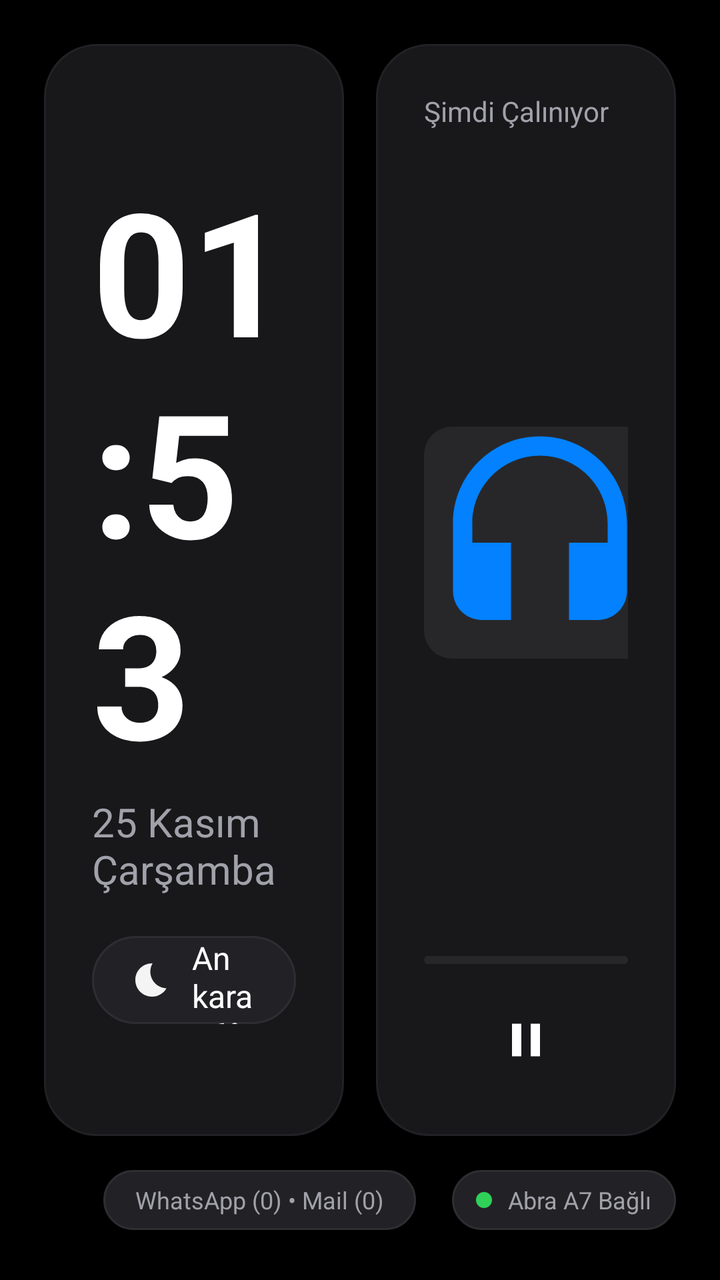
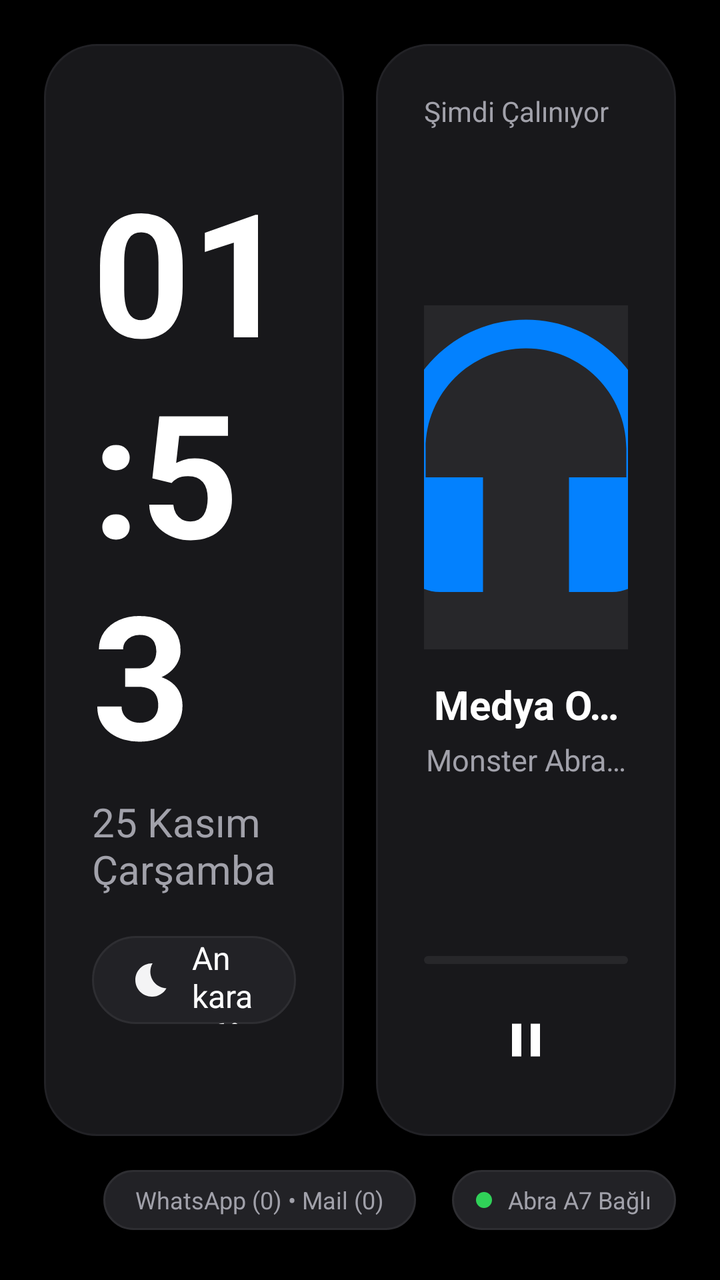

Compare the two renders of this Android layout. The source of the first and the diff that turns it into the second are given below.
<!-- AndroidManifest.xml: application theme Theme.DockPad.OneUI7 -->
<!-- res/layout/screen_standby.xml -->
<?xml version="1.0" encoding="utf-8"?>
<LinearLayout xmlns:android="http://schemas.android.com/apk/res/android"
    android:id="@+id/standbyRoot"
    android:layout_width="match_parent"
    android:layout_height="match_parent"
    android:background="@color/bg_black"
    android:orientation="vertical"
    android:padding="22dp">

    
    <LinearLayout
        android:layout_width="match_parent"
        android:layout_height="0dp"
        android:layout_weight="1"
        android:orientation="horizontal">

        
        <LinearLayout
            android:layout_width="0dp"
            android:layout_height="match_parent"
            android:layout_marginEnd="16dp"
            android:layout_weight="1"
            android:background="@drawable/bg_card_primary"
            android:gravity="center"
            android:orientation="vertical"
            android:padding="24dp">

            <TextView
                android:id="@+id/tvStandbyClock"
                android:layout_width="wrap_content"
                android:layout_height="wrap_content"
                android:text="01:53"
                android:textColor="@color/text_primary"
                android:textSize="86sp"
                android:textStyle="bold" />

            <TextView
                android:id="@+id/tvStandbyDate"
                android:layout_width="wrap_content"
                android:layout_height="wrap_content"
                android:layout_marginTop="4dp"
                android:text="25 Kasım Çarşamba"
                android:textColor="@color/text_secondary"
                android:textSize="20sp" />

            <LinearLayout
                android:layout_width="wrap_content"
                android:layout_height="44dp"
                android:layout_marginTop="20dp"
                android:background="@drawable/bg_pill_dark"
                android:gravity="center_vertical"
                android:orientation="horizontal"
                android:paddingHorizontal="20dp">

                <ImageView
                    android:layout_width="20dp"
                    android:layout_height="20dp"
                    android:layout_marginEnd="10dp"
                    android:src="@drawable/ic_moon" />

                <TextView
                    android:id="@+id/tvStandbyWeather"
                    android:layout_width="wrap_content"
                    android:layout_height="wrap_content"
                    android:text="Ankara • 6° Açık"
                    android:textColor="@color/text_primary"
                    android:textSize="16sp" />
            </LinearLayout>
        </LinearLayout>

        
        <LinearLayout
            android:layout_width="0dp"
            android:layout_height="match_parent"
            android:layout_weight="1"
            android:background="@drawable/bg_card_primary"
            android:orientation="vertical"
            android:padding="24dp">

            <TextView
                android:layout_width="wrap_content"
                android:layout_height="wrap_content"
                android:text="@string/now_playing"
                android:textColor="@color/text_secondary"
                android:textSize="14sp" />

            <LinearLayout
                android:layout_width="match_parent"
                android:layout_height="0dp"
                android:layout_weight="1"
                android:gravity="center_vertical"
                android:orientation="horizontal">

                <ImageView
                    android:id="@+id/ivStandbyAlbumArt"
                    android:layout_width="116dp"
                    android:layout_height="116dp"
                    android:layout_marginEnd="18dp"
                    android:background="@drawable/bg_album_placeholder"
                    android:scaleType="centerCrop"
                    android:src="@drawable/ic_headphones" />

                <LinearLayout
                    android:layout_width="0dp"
                    android:layout_height="wrap_content"
                    android:layout_weight="1"
                    android:orientation="vertical">

                    <TextView
                        android:id="@+id/tvStandbyMediaTitle"
                        android:layout_width="wrap_content"
                        android:layout_height="wrap_content"
                        android:ellipsize="end"
                        android:maxLines="2"
                        android:text="@string/no_media"
                        android:textColor="@color/text_primary"
                        android:textSize="22sp"
                        android:textStyle="bold" />

                    <TextView
                        android:id="@+id/tvStandbyMediaArtist"
                        android:layout_width="wrap_content"
                        android:layout_height="wrap_content"
                        android:layout_marginTop="4dp"
                        android:ellipsize="end"
                        android:maxLines="1"
                        android:text="Monster Abra A7"
                        android:textColor="@color/text_secondary"
                        android:textSize="16sp" />
                </LinearLayout>
            </LinearLayout>

            <ProgressBar
                android:id="@+id/pbStandbyMedia"
                style="?android:attr/progressBarStyleHorizontal"
                android:layout_width="match_parent"
                android:layout_height="4dp"
                android:max="100"
                android:progress="0"
                android:progressDrawable="@drawable/seekbar_oneui_progress" />

            <LinearLayout
                android:layout_width="match_parent"
                android:layout_height="wrap_content"
                android:layout_marginTop="14dp"
                android:gravity="center"
                android:orientation="horizontal">

                <ImageView
                    android:id="@+id/btnStandbyPrev"
                    android:layout_width="44dp"
                    android:layout_height="44dp"
                    android:layout_marginEnd="24dp"
                    android:padding="10dp"
                    android:src="@drawable/ic_prev" />

                <ImageView
                    android:id="@+id/btnStandbyPlayPause"
                    android:layout_width="48dp"
                    android:layout_height="48dp"
                    android:layout_marginEnd="24dp"
                    android:padding="10dp"
                    android:src="@drawable/ic_pause" />

                <ImageView
                    android:id="@+id/btnStandbyNext"
                    android:layout_width="44dp"
                    android:layout_height="44dp"
                    android:padding="10dp"
                    android:src="@drawable/ic_next" />
            </LinearLayout>
        </LinearLayout>
    </LinearLayout>

    
    <LinearLayout
        android:layout_width="match_parent"
        android:layout_height="36dp"
        android:layout_marginTop="14dp"
        android:gravity="center_vertical"
        android:orientation="horizontal">

        <View
            android:layout_width="0dp"
            android:layout_height="1dp"
            android:layout_weight="1" />

        <TextView
            android:id="@+id/pillStandbyNotifications"
            android:layout_width="wrap_content"
            android:layout_height="30dp"
            android:background="@drawable/bg_pill_dark"
            android:gravity="center"
            android:paddingHorizontal="16dp"
            android:text="WhatsApp (0) • Mail (0)"
            android:textColor="@color/text_secondary"
            android:textSize="12sp" />

        <View
            android:layout_width="0dp"
            android:layout_height="1dp"
            android:layout_weight="0.6" />

        <LinearLayout
            android:layout_width="wrap_content"
            android:layout_height="30dp"
            android:background="@drawable/bg_pill_dark"
            android:gravity="center_vertical"
            android:orientation="horizontal"
            android:paddingHorizontal="12dp">

            <View
                android:id="@+id/dotStandbyConn"
                android:layout_width="8dp"
                android:layout_height="8dp"
                android:layout_marginEnd="8dp"
                android:background="@drawable/dot_green" />

            <TextView
                android:id="@+id/tvStandbyConn"
                android:layout_width="wrap_content"
                android:layout_height="wrap_content"
                android:text="Abra A7 Bağlı"
                android:textColor="@color/text_secondary"
                android:textSize="12sp" />
        </LinearLayout>
    </LinearLayout>
</LinearLayout>
<!-- resources referenced by this layout -->
<resources>
  <color name="bg_black">#000000</color>
  <color name="text_primary">#FFFFFF</color>
  <color name="text_secondary">#A1A1AA</color>
  <!-- drawable bg_album_placeholder (drawable) -->
  <?xml version="1.0" encoding="utf-8"?>
  <shape xmlns:android="http://schemas.android.com/apk/res/android"
      android:shape="rectangle">
      <solid android:color="@color/surface_tertiary" />
      <corners android:radius="14dp" />
  </shape>
  <!-- drawable bg_card_primary (drawable) -->
  <?xml version="1.0" encoding="utf-8"?>
  <shape xmlns:android="http://schemas.android.com/apk/res/android"
      android:shape="rectangle">
      <solid android:color="@color/surface_card" />
      <corners android:radius="26dp" />
      <stroke
          android:width="1dp"
          android:color="#222226" />
  </shape>
  <!-- drawable bg_pill_dark (drawable) -->
  <?xml version="1.0" encoding="utf-8"?>
  <shape xmlns:android="http://schemas.android.com/apk/res/android"
      android:shape="rectangle">
      <solid android:color="@color/surface_secondary" />
      <corners android:radius="100dp" />
      <stroke
          android:width="1dp"
          android:color="@color/surface_border" />
  </shape>
  <!-- drawable dot_green (drawable) -->
  <?xml version="1.0" encoding="utf-8"?>
  <shape xmlns:android="http://schemas.android.com/apk/res/android"
      android:shape="oval">
      <solid android:color="@color/status_green" />
      <size
          android:width="8dp"
          android:height="8dp" />
  </shape>
  <!-- drawable ic_headphones (drawable) -->
  <vector xmlns:android="http://schemas.android.com/apk/res/android"
      android:width="24dp"
      android:height="24dp"
      android:viewportWidth="24"
      android:viewportHeight="24">
      <path
          android:fillColor="#0381FE"
          android:pathData="M12,1c-4.97,0 -9,4.03 -9,9v7c0,1.66 1.34,3 3,3h3v-8H5v-2c0,-3.87 3.13,-7 7,-7s7,3.13 7,7v2h-4v8h3c1.66,0 3,-1.34 3,-3v-7C21,5.03 16.97,1 12,1z" />
  </vector>
  <!-- drawable ic_moon (drawable) -->
  <vector xmlns:android="http://schemas.android.com/apk/res/android"
      android:width="24dp"
      android:height="24dp"
      android:viewportWidth="24"
      android:viewportHeight="24">
      <path
          android:fillColor="#F4F4F5"
          android:pathData="M12.34,2.02C6.59,1.82 2,6.42 2,12c0,5.52 4.48,10 10,10c3.71,0 6.93,-2.02 8.66,-5.02C13.15,16.73 8.57,8.55 12.34,2.02z" />
  </vector>
  <!-- drawable ic_next (drawable) -->
  <vector xmlns:android="http://schemas.android.com/apk/res/android"
      android:width="24dp"
      android:height="24dp"
      android:viewportWidth="24"
      android:viewportHeight="24">
      <path
          android:fillColor="#FFFFFF"
          android:pathData="M6,18l8.5,-6L6,6V18zM16,6v12h2V6H16z" />
  </vector>
  <!-- drawable ic_pause (drawable) -->
  <vector xmlns:android="http://schemas.android.com/apk/res/android"
      android:width="24dp"
      android:height="24dp"
      android:viewportWidth="24"
      android:viewportHeight="24">
      <path
          android:fillColor="#FFFFFF"
          android:pathData="M6,19h4V5H6V19zM14,5v14h4V5H14z" />
  </vector>
  <!-- drawable ic_prev (drawable) -->
  <vector xmlns:android="http://schemas.android.com/apk/res/android"
      android:width="24dp"
      android:height="24dp"
      android:viewportWidth="24"
      android:viewportHeight="24">
      <path
          android:fillColor="#FFFFFF"
          android:pathData="M6,6h2v12H6V6zM9.5,12l8.5,6V6L9.5,12z" />
  </vector>
  <string name="no_media">Medya Oynatılmıyor</string>
  <string name="now_playing">Şimdi Çalınıyor</string>
  <color name="surface_tertiary">#27272A</color>
  <color name="surface_card">#18181B</color>
  <color name="surface_secondary">#222226</color>
  <color name="surface_border">#2E2E32</color>
  <color name="status_green">#30D158</color>
  <color name="samsung_blue">#0381FE</color>
  <!-- unchanged entries left out for length: 2 -->
</resources>

<!-- the commit's change to res/layout/screen_standby.xml (unified diff, before → after) -->
@@ -88,46 +88,41 @@
                 android:layout_width="match_parent"
                 android:layout_height="0dp"
                 android:layout_weight="1"
-                android:gravity="center_vertical"
-                android:orientation="horizontal">
+                android:gravity="center"
+                android:orientation="vertical">
 
                 <ImageView
                     android:id="@+id/ivStandbyAlbumArt"
-                    android:layout_width="116dp"
-                    android:layout_height="116dp"
-                    android:layout_marginEnd="18dp"
+                    android:layout_width="172dp"
+                    android:layout_height="172dp"
                     android:background="@drawable/bg_album_placeholder"
                     android:scaleType="centerCrop"
                     android:src="@drawable/ic_headphones" />
 
-                <LinearLayout
-                    android:layout_width="0dp"
+                <TextView
+                    android:id="@+id/tvStandbyMediaTitle"
+                    android:layout_width="match_parent"
                     android:layout_height="wrap_content"
-                    android:layout_weight="1"
-                    android:orientation="vertical">
-
-                    <TextView
-                        android:id="@+id/tvStandbyMediaTitle"
-                        android:layout_width="wrap_content"
-                        android:layout_height="wrap_content"
-                        android:ellipsize="end"
-                        android:maxLines="2"
-                        android:text="@string/no_media"
-                        android:textColor="@color/text_primary"
-                        android:textSize="22sp"
-                        android:textStyle="bold" />
-
-                    <TextView
-                        android:id="@+id/tvStandbyMediaArtist"
-                        android:layout_width="wrap_content"
-                        android:layout_height="wrap_content"
-                        android:layout_marginTop="4dp"
-                        android:ellipsize="end"
-                        android:maxLines="1"
-                        android:text="Monster Abra A7"
-                        android:textColor="@color/text_secondary"
-                        android:textSize="16sp" />
-                </LinearLayout>
+                    android:layout_marginTop="14dp"
+                    android:ellipsize="end"
+                    android:gravity="center"
+                    android:maxLines="1"
+                    android:text="@string/no_media"
+                    android:textColor="@color/text_primary"
+                    android:textSize="20sp"
+                    android:textStyle="bold" />
+
+                <TextView
+                    android:id="@+id/tvStandbyMediaArtist"
+                    android:layout_width="match_parent"
+                    android:layout_height="wrap_content"
+                    android:layout_marginTop="4dp"
+                    android:ellipsize="end"
+                    android:gravity="center"
+                    android:maxLines="1"
+                    android:text="Monster Abra A7"
+                    android:textColor="@color/text_secondary"
+                    android:textSize="15sp" />
             </LinearLayout>
 
             <ProgressBar
